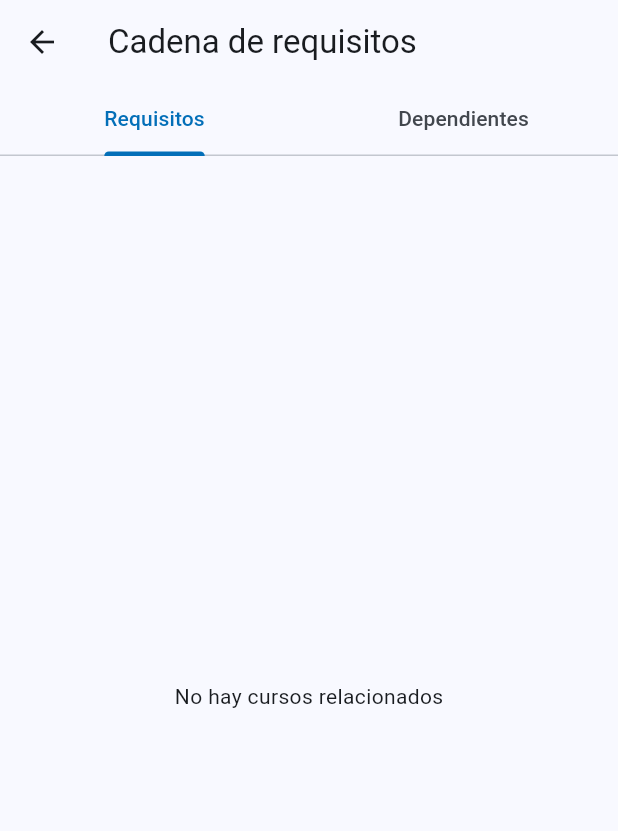
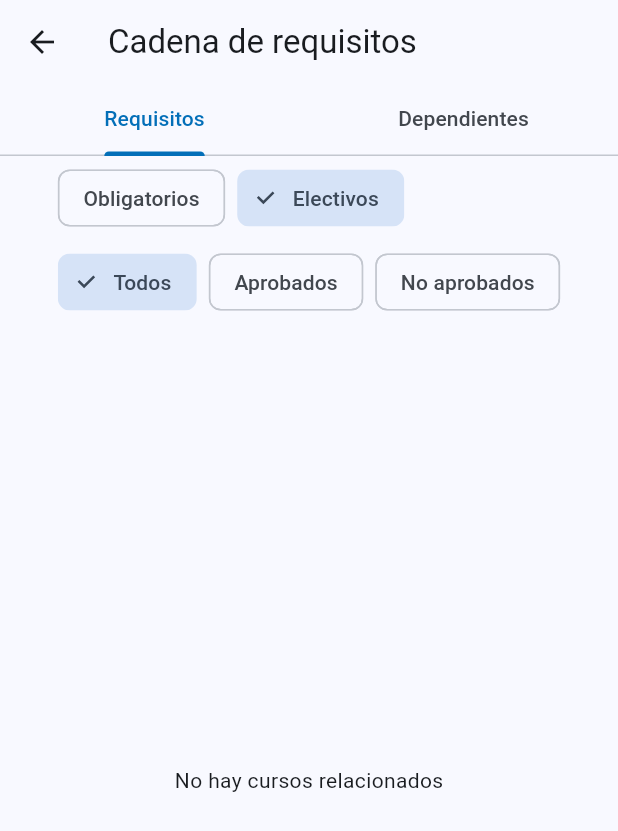
Before and after one commit to josedaniel-cb/sigapp, a Flutter app: the CoursePrerequisiteChainPage screen opened directly with empty values, after a tap on "Obligatorios", on a phone screen of 412 x 824 dp. Shown: the top 831 px of the screen. Run offline on Flutter 3.47's test engine with Material 3 defaults, Android fonts, the phone set to English and light mode, and no system bars; drawn by our look-alikes of toastification; our stand-ins replace dio, fl_chart, flutter_bloc, flutter_dotenv, flutter_secure_storage, flutter_svg and 13 more; missing offline and left inert: device_calendar; accounts and stored records are empty; project files that could hold a hidden picture were left out.

Commit message:
feat: refactor CoursePrerequisiteChainPage to improve filtering options for courses

```diff
--- a/lib/courses/infrastructure/pages/course_prerequisite_chain/course_prerequisite_chain_page.dart
+++ b/lib/courses/infrastructure/pages/course_prerequisite_chain/course_prerequisite_chain_page.dart
@@ -3,7 +3,6 @@ import 'package:material_design_icons_flutter/material_design_icons_flutter.dart
 import 'package:sigapp/courses/domain/entities/course_type.dart';
 import 'package:sigapp/courses/domain/entities/program_curriculum_course_term.dart';
 import 'package:sigapp/courses/infrastructure/pages/career/widgets/course_subtitle.dart';
-import 'dart:math' as math;
 
 class CoursePrerequisiteChainPage extends StatefulWidget {
   const CoursePrerequisiteChainPage({
@@ -24,9 +23,14 @@ class _CoursePrerequisiteChainPageState
     extends State<CoursePrerequisiteChainPage>
     with SingleTickerProviderStateMixin {
   late final TabController _tabController;
-  bool _showMandatory = true;
-  bool _showElective = true;
-  String _approvalFilter = 'todos'; // 'todos', 'aprobado', 'no_aprobado'
+  // Filtros para requisitos
+  bool _showMandatoryReq = true;
+  bool _showElectiveReq = true;
+  String _approvalFilterReq = 'todos';
+  // Filtros para dependientes
+  bool _showMandatoryDep = true;
+  bool _showElectiveDep = true;
+  String _approvalFilterDep = 'todos';
 
   @override
   void initState() {
@@ -58,8 +62,6 @@ class _CoursePrerequisiteChainPageState
     final dependentCoursesTree = widget.course.getDependentCoursesTree(
       programCurriculum: widget.programCurriculum,
     );
-    final showFilters =
-        _tabController.index == 1; // Solo mostrar filtros en Dependientes
     return Scaffold(
       appBar: AppBar(
         title: const Text('Cadena de requisitos'),
@@ -68,9 +70,51 @@ class _CoursePrerequisiteChainPageState
           tabs: const [Tab(text: 'Requisitos'), Tab(text: 'Dependientes')],
         ),
       ),
-      body: Column(
+      body: TabBarView(
+        controller: _tabController,
         children: [
-          if (showFilters)
+          _buildTabSection(
+            context,
+            tree: prerequisiteCoursesTree,
+            showMandatory: _showMandatoryReq,
+            showElective: _showElectiveReq,
+            approvalFilter: _approvalFilterReq,
+            onMandatoryChanged: (v) => setState(() => _showMandatoryReq = v),
+            onElectiveChanged: (v) => setState(() => _showElectiveReq = v),
+            onApprovalChanged: (v) => setState(() => _approvalFilterReq = v),
+            subtitle:
+                "Cursos necesarios para llevar '${widget.course.info.courseName}'",
+          ),
+          _buildTabSection(
+            context,
+            tree: dependentCoursesTree,
+            showMandatory: _showMandatoryDep,
+            showElective: _showElectiveDep,
+            approvalFilter: _approvalFilterDep,
+            onMandatoryChanged: (v) => setState(() => _showMandatoryDep = v),
+            onElectiveChanged: (v) => setState(() => _showElectiveDep = v),
+            onApprovalChanged: (v) => setState(() => _approvalFilterDep = v),
+            subtitle:
+                "Cursos que requieren aprobar '${widget.course.info.courseName}'",
+          ),
+        ],
+      ),
+    );
+  }
+
+  Widget _buildTabSection(
+    BuildContext context, {
+    required CourseTreeNode? tree,
+    required bool showMandatory,
+    required bool showElective,
+    required String approvalFilter,
+    required ValueChanged<bool> onMandatoryChanged,
+    required ValueChanged<bool> onElectiveChanged,
+    required ValueChanged<String> onApprovalChanged,
+    required String subtitle,
+  }) {
+    return Column(
+      children: [
         Padding(
           padding: const EdgeInsets.symmetric(horizontal: 8, vertical: 4),
           child: Column(
@@ -81,13 +125,13 @@ class _CoursePrerequisiteChainPageState
                 children: [
                   FilterChip(
                     label: const Text('Obligatorios'),
-                        selected: _showMandatory,
-                        onSelected: (v) => setState(() => _showMandatory = v),
+                    selected: showMandatory,
+                    onSelected: onMandatoryChanged,
                   ),
                   FilterChip(
                     label: const Text('Electivos'),
-                        selected: _showElective,
-                        onSelected: (v) => setState(() => _showElective = v),
+                    selected: showElective,
+                    onSelected: onElectiveChanged,
                   ),
                 ],
               ),
@@ -97,22 +141,18 @@ class _CoursePrerequisiteChainPageState
                 children: [
                   ChoiceChip(
                     label: const Text('Todos'),
-                        selected: _approvalFilter == 'todos',
-                        onSelected:
-                            (v) => setState(() => _approvalFilter = 'todos'),
+                    selected: approvalFilter == 'todos',
+                    onSelected: (v) => onApprovalChanged('todos'),
                   ),
                   ChoiceChip(
                     label: const Text('Aprobados'),
-                        selected: _approvalFilter == 'aprobado',
-                        onSelected:
-                            (v) => setState(() => _approvalFilter = 'aprobado'),
+                    selected: approvalFilter == 'aprobado',
+                    onSelected: (v) => onApprovalChanged('aprobado'),
                   ),
                   ChoiceChip(
                     label: const Text('No aprobados'),
-                        selected: _approvalFilter == 'no_aprobado',
-                        onSelected:
-                            (v) =>
-                                setState(() => _approvalFilter = 'no_aprobado'),
+                    selected: approvalFilter == 'no_aprobado',
+                    onSelected: (v) => onApprovalChanged('no_aprobado'),
                   ),
                 ],
               ),
@@ -120,24 +160,16 @@ class _CoursePrerequisiteChainPageState
           ),
         ),
         Expanded(
-            child: TabBarView(
-              controller: _tabController,
-              children: [
-                _buildTreeFiltered(
+          child: _buildTreeFiltered(
             context,
-                  prerequisiteCoursesTree,
-                  'Cursos necesarios para llevar \'${widget.course.info.courseName}\'',
-                ),
-                _buildTreeFiltered(
-                  context,
-                  dependentCoursesTree,
-                  'Cursos que requieren aprobar \'${widget.course.info.courseName}\'',
-                ),
-              ],
+            tree,
+            subtitle,
+            showMandatory,
+            showElective,
+            approvalFilter,
           ),
         ),
       ],
-      ),
     );
   }
 
@@ -145,20 +177,26 @@ class _CoursePrerequisiteChainPageState
     BuildContext context,
     CourseTreeNode? root,
     String subtitle,
+    bool showMandatory,
+    bool showElective,
+    String approvalFilter,
   ) {
     if (root == null) {
       return const Center(child: Text('No hay cursos relacionados'));
     }
     // Si ambos chips están desactivados, no hay nada que mostrar
-    if (!_showMandatory && !_showElective) {
+    if (!showMandatory && !showElective) {
       return const Center(
         child: Text('Activa al menos un tipo de curso para ver resultados'),
       );
     }
     // Si no hay filtros activos (ambos chips activos y filtro 'todos'), mostrar el árbol completo
     final noFilters =
-        _showMandatory && _showElective && _approvalFilter == 'todos';
-    final filtered = noFilters ? root : _filterTree(root);
+        showMandatory && showElective && approvalFilter == 'todos';
+    final filtered =
+        noFilters
+            ? root
+            : _filterTree(root, showMandatory, showElective, approvalFilter);
     if (filtered == null) {
       return const Center(
         child: Text('No hay cursos que coincidan con los filtros'),
@@ -180,18 +218,33 @@ class _CoursePrerequisiteChainPageState
     );
   }
 
-  CourseTreeNode? _filterTree(CourseTreeNode node) {
+  CourseTreeNode? _filterTree(
+    CourseTreeNode node,
+    bool showMandatory,
+    bool showElective,
+    String approvalFilter,
+  ) {
     // Filtra recursivamente los nodos según los filtros activos
     bool matchesType =
         (node.course.info.courseType == CourseType.mandatory &&
-            _showMandatory) ||
-        (node.course.info.courseType == CourseType.elective && _showElective);
+            showMandatory) ||
+        (node.course.info.courseType == CourseType.elective && showElective);
     bool matchesApproval =
-        _approvalFilter == 'todos' ||
-        (_approvalFilter == 'aprobado' && node.course.isApproved == true) ||
-        (_approvalFilter == 'no_aprobado' && node.course.isApproved == false);
+        approvalFilter == 'todos' ||
+        (approvalFilter == 'aprobado' && node.course.isApproved == true) ||
+        (approvalFilter == 'no_aprobado' && node.course.isApproved == false);
     final filteredChildren =
-        node.children.map(_filterTree).whereType<CourseTreeNode>().toList();
+        node.children
+            .map(
+              (child) => _filterTree(
+                child,
+                showMandatory,
+                showElective,
+                approvalFilter,
+              ),
+            )
+            .whereType<CourseTreeNode>()
+            .toList();
     if (matchesType && matchesApproval) {
       return CourseTreeNode(course: node.course, children: filteredChildren);
     } else if (filteredChildren.isNotEmpty) {
@@ -201,43 +254,6 @@ class _CoursePrerequisiteChainPageState
       // Si ni el nodo ni los hijos cumplen, lo excluimos
       return null;
     }
-  }
-
-  Container _buildBody(
-    CourseTreeNode? prerequisiteCoursesTree,
-    CourseTreeNode? dependentCoursesTree,
-    BuildContext context,
-  ) {
-    return Container(
-      padding: const EdgeInsets.all(8),
-      child:
-          prerequisiteCoursesTree == null && dependentCoursesTree == null
-              ? Center(child: Text('No hay cursos relacionados'))
-              : Column(
-                crossAxisAlignment: CrossAxisAlignment.start,
-                children: [
-                  if (prerequisiteCoursesTree != null)
-                    _buildTree(
-                      context,
-                      node: prerequisiteCoursesTree,
-                      title: 'Requisitos',
-                      subtitle:
-                          'Cursos necesarios para llevar ${widget.course.info.courseName}',
-                    ),
-                  if (prerequisiteCoursesTree != null &&
-                      dependentCoursesTree != null)
-                    SizedBox(height: 16),
-                  if (dependentCoursesTree != null)
-                    _buildTree(
-                      context,
-                      node: dependentCoursesTree,
-                      title: 'Dependientes',
-                      subtitle:
-                          'Cursos que requieren aprobar ${widget.course.info.courseName}',
-                    ),
-                ],
-              ),
-    );
   }
 
   Widget _buildTree(
```
Lines whose indentation alone changed are shown as unchanged.
